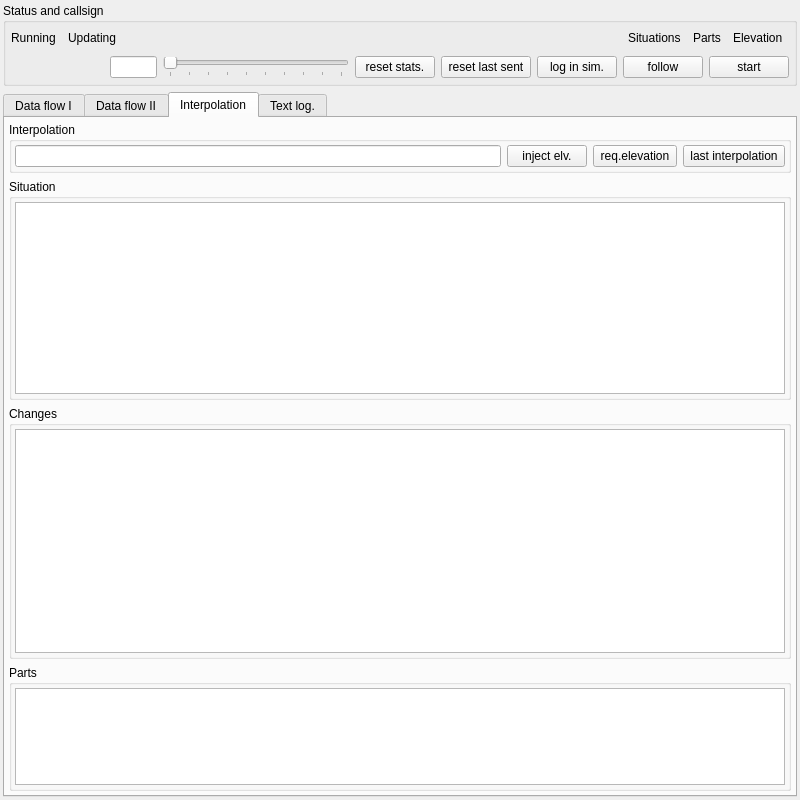
First picture: the form in src/blackgui/components/interpolationlogdisplay.ui, repository swift-project/pilotclient, before the edit.
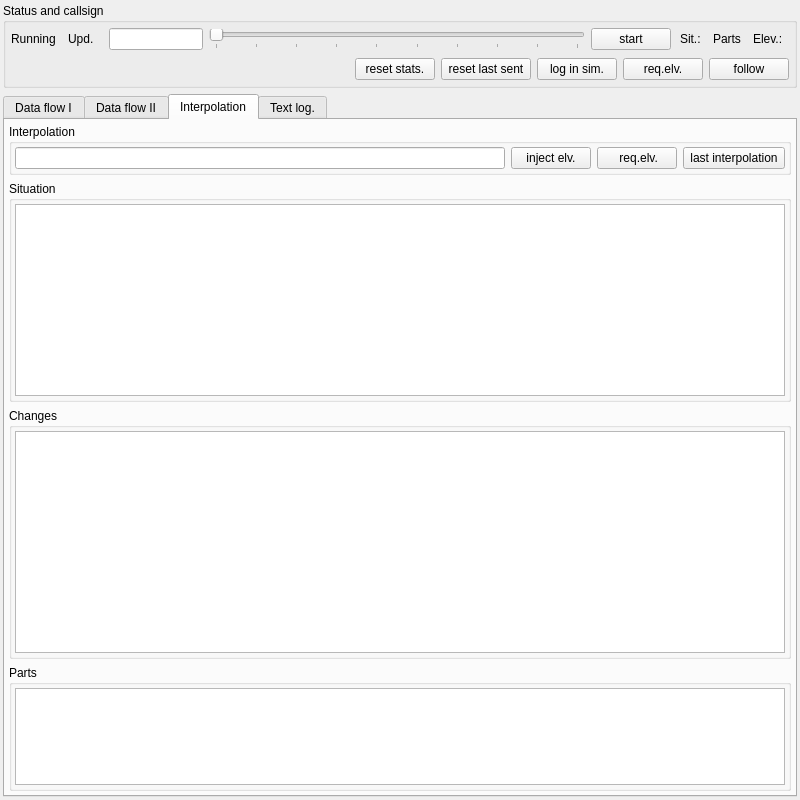
Second picture: the form after the edit. The open tabs and pages were chosen to show the change. Custom widgets are drawn as their Qt base class.

Commit message: Ref T268, improvements in log display

Diff of the .ui file:
```diff
--- a/src/blackgui/components/interpolationlogdisplay.ui
+++ b/src/blackgui/components/interpolationlogdisplay.ui
@@ -74,32 +74,76 @@
          </item>
          <item>
           <widget class="QLabel" name="lbl_Updating">
-           <property name="text">
+           <property name="toolTip">
             <string>Updating</string>
            </property>
+           <property name="text">
+            <string>Upd.</string>
+           </property>
           </widget>
          </item>
          <item>
           <widget class="BlackGui::CLedWidget" name="led_Updating" native="true"/>
          </item>
          <item>
-          <spacer name="hs_LedBar">
-           <property name="orientation">
-            <enum>Qt::Horizontal</enum>
-           </property>
-           <property name="sizeHint" stdset="0">
-            <size>
-             <width>352</width>
-             <height>20</height>
-            </size>
-           </property>
-          </spacer>
+          <widget class="QFrame" name="fr_Updating">
+           <layout class="QHBoxLayout" name="hl_UpdateTimes" stretch="1,4,0">
+            <property name="leftMargin">
+             <number>3</number>
+            </property>
+            <property name="topMargin">
+             <number>0</number>
+            </property>
+            <property name="rightMargin">
+             <number>3</number>
+            </property>
+            <property name="bottomMargin">
+             <number>0</number>
+            </property>
+            <item>
+             <widget class="QLineEdit" name="le_UpdateTime">
+              <property name="readOnly">
+               <bool>true</bool>
+              </property>
+             </widget>
+            </item>
+            <item>
+             <widget class="QSlider" name="hs_UpdateTime">
+              <property name="minimum">
+               <number>1</number>
+              </property>
+              <property name="maximum">
+               <number>10</number>
+              </property>
+              <property name="orientation">
+               <enum>Qt::Horizontal</enum>
+              </property>
+              <property name="tickPosition">
+               <enum>QSlider::TicksBelow</enum>
+              </property>
+              <property name="tickInterval">
+               <number>1</number>
+              </property>
+             </widget>
+            </item>
+            <item>
+             <widget class="QPushButton" name="pb_StartStop">
+              <property name="text">
+               <string>start</string>
+              </property>
+             </widget>
+            </item>
+           </layout>
+          </widget>
          </item>
          <item>
           <widget class="QLabel" name="lbl_SituationsLed">
-           <property name="text">
+           <property name="toolTip">
             <string>Situations</string>
            </property>
+           <property name="text">
+            <string>Sit.:</string>
+           </property>
           </widget>
          </item>
          <item>
@@ -118,7 +162,7 @@
          <item>
           <widget class="QLabel" name="lbl_ElevationLed">
            <property name="text">
-            <string>Elevation</string>
+            <string>Elev.:</string>
            </property>
           </widget>
          </item>
@@ -130,7 +174,7 @@
       </item>
       <item>
        <widget class="QFrame" name="fr_LogStatus">
-        <layout class="QHBoxLayout" name="hl_LogCallsign" stretch="2,1,4,0,0,0,0,1">
+        <layout class="QHBoxLayout" name="hl_LogCallsign" stretch="2,0,0,0,0,0">
          <property name="leftMargin">
           <number>3</number>
          </property>
@@ -150,32 +194,6 @@
            </property>
           </widget>
          </item>
-         <item>
-          <widget class="QLineEdit" name="le_UpdateTime">
-           <property name="readOnly">
-            <bool>true</bool>
-           </property>
-          </widget>
-         </item>
-         <item>
-          <widget class="QSlider" name="hs_UpdateTime">
-           <property name="minimum">
-            <number>1</number>
-           </property>
-           <property name="maximum">
-            <number>10</number>
-           </property>
-           <property name="orientation">
-            <enum>Qt::Horizontal</enum>
-           </property>
-           <property name="tickPosition">
-            <enum>QSlider::TicksBelow</enum>
-           </property>
-           <property name="tickInterval">
-            <number>1</number>
-           </property>
-          </widget>
-         </item>
          <item>
           <widget class="QPushButton" name="pb_ResetStats">
            <property name="text">
@@ -197,6 +215,13 @@
            </property>
           </widget>
          </item>
+         <item>
+          <widget class="QPushButton" name="pb_RequestElevation1">
+           <property name="text">
+            <string>req.elv.</string>
+           </property>
+          </widget>
+         </item>
          <item>
           <widget class="QPushButton" name="pb_FollowInSimulator">
            <property name="text">
@@ -204,13 +229,6 @@
            </property>
           </widget>
          </item>
-         <item>
-          <widget class="QPushButton" name="pb_StartStop">
-           <property name="text">
-            <string>start</string>
-           </property>
-          </widget>
-         </item>
         </layout>
        </widget>
       </item>
@@ -620,7 +638,7 @@
           <item>
            <widget class="QPushButton" name="pb_RequestElevation">
             <property name="text">
-             <string> req.elevation </string>
+             <string> req.elv.</string>
             </property>
            </widget>
           </item>
```
Left out of the diff: 20 changed lines with no effect on the pictures. The commit also changes 1 other file.
